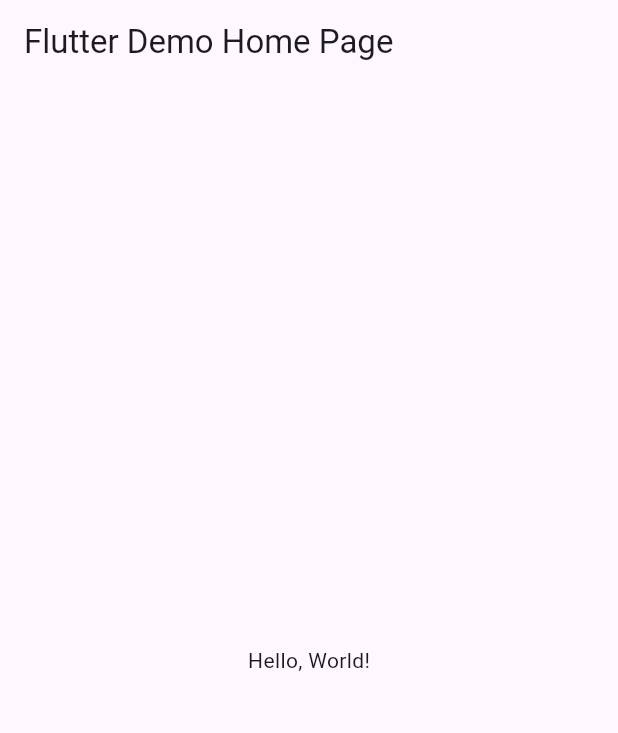
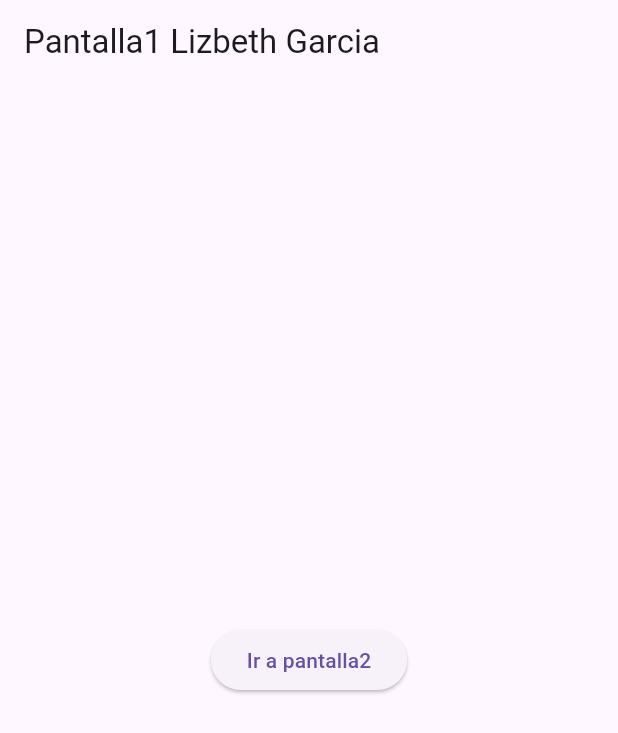
Before and after one commit to lgLara09/p12-EntrePaginas-6J, a Flutter app: the screen it shows after launch, on a phone screen of 412 x 824 dp. Shown: the top 733 px of the screen. Run offline on Flutter 3.47's test engine with Material 3 defaults, Android fonts, the phone set to English and light mode, and no system bars.

```diff
--- a/lib/main.dart
+++ b/lib/main.dart
@@ -1,43 +1,22 @@
 import 'package:flutter/material.dart';
+import 'package:garcia/pantalla1.dart';
+import 'package:garcia/pantalla2.dart';
 
-void main() => runApp(MyApp());
+void main() => runApp(const AppEntrePaginas());
 
-class MyApp extends StatelessWidget {
-  const MyApp({super.key});
-  // This widget is the root of your application.
+class AppEntrePaginas extends StatelessWidget {
+  const AppEntrePaginas({Key? key}) : super(key: key);
+
   @override
   Widget build(BuildContext context) {
     return MaterialApp(
-      // Application name
-      title: 'Flutter Hello World',
-      // Application theme data, you can set the colors for the application as
-      // you want
-      theme: ThemeData(
-        // useMaterial3: true,
-        primarySwatch: Colors.blue,
-      ),
-      // A widget which will be started on application startup
-      home: MyHomePage(title: 'Flutter Demo Home Page'),
-    );
-  }
-}
-
-class MyHomePage extends StatelessWidget {
-  final String title;
-  const MyHomePage({super.key, required this.title});
-
-  @override
-  Widget build(BuildContext context) {
-    return Scaffold(
-      appBar: AppBar(
-        // The title text which will be shown on the action bar
-        title: Text(title),
-      ),
-      body: Center(
-        child: Text(
-          'Hello, World!',
-        ),
-      ),
-    );
-  }
-}
+      debugShowCheckedModeBanner: false,
+      title: "Web Lizbeth Garcia",
+      initialRoute: "/",
+      routes: {
+        "/": (context) => Pantalla1(),
+        "/pantalla2": (context) => Pantalla2(),
+      }, //ruta entre paginas
+    ); // return material
+  } // widget
+} // clase app entre paginas
--- /dev/null
+++ b/lib/pantalla1.dart
@@ -0,0 +1,24 @@
+import 'package:flutter/material.dart';
+import 'package:garcia/pantalla1.dart';
+
+class Pantalla1 extends StatelessWidget {
+  const Pantalla1({Key? key}) : super(key: key);
+
+  @override
+  Widget build(BuildContext context) {
+    return Scaffold(
+      appBar: AppBar(
+        title: Text('Pantalla1 Lizbeth Garcia'),
+      ),
+      body: Center(
+        child: ElevatedButton(
+          child: const Text("Ir a pantalla2"),
+          onPressed: () {
+            Navigator.pushNamed(context, "/pantalla2",
+                arguments: "La mesa pantalla1"); //fin navegator
+          }, // fin onpressed presionando boton
+        ), // fin de elevatebuttom
+      ),
+    );
+  } // fin widget
+} // fin clase pantalla1
--- /dev/null
+++ b/lib/pantalla2.dart
@@ -0,0 +1,24 @@
+import 'package:flutter/material.dart';
+
+class Pantalla2 extends StatelessWidget {
+  const Pantalla2({Key? key}) : super(key: key);
+
+  @override
+  Widget build(BuildContext context) {
+    final argumento = ModalRoute.of(context)!.settings.arguments as String;
+    return Scaffold(
+        appBar: AppBar(
+          title: const Text("Pantalla2 Lizbeth Garcia"),
+        ),
+        body: Center(
+          child: Column(mainAxisAlignment: MainAxisAlignment.center, children: [
+            Text(argumento),
+            ElevatedButton(
+                child: const Text("Regresar a Pantalla1"),
+                onPressed: () {
+                  Navigator.pop(context);
+                })
+          ]),
+        ));
+  }
+}
```
